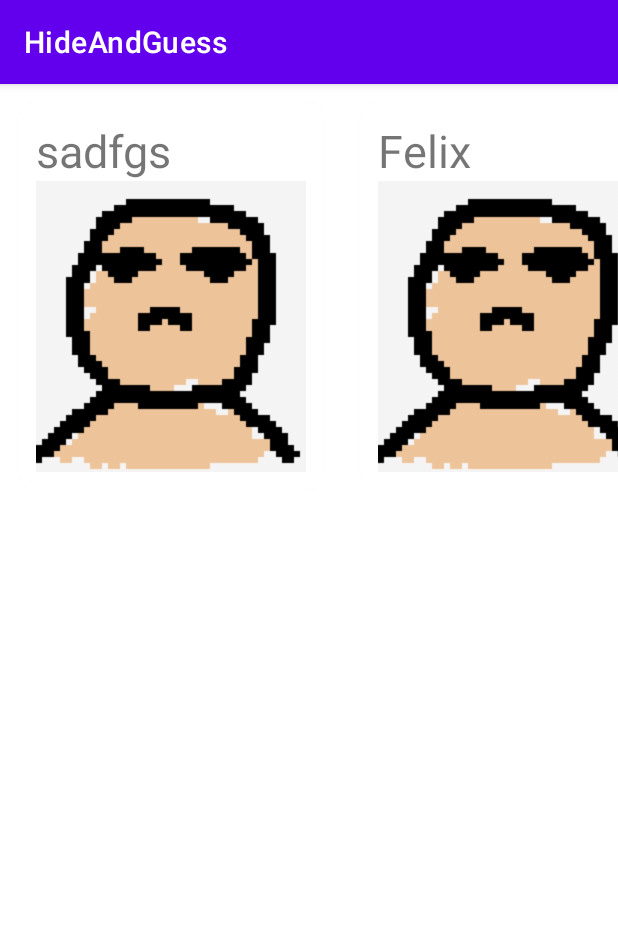
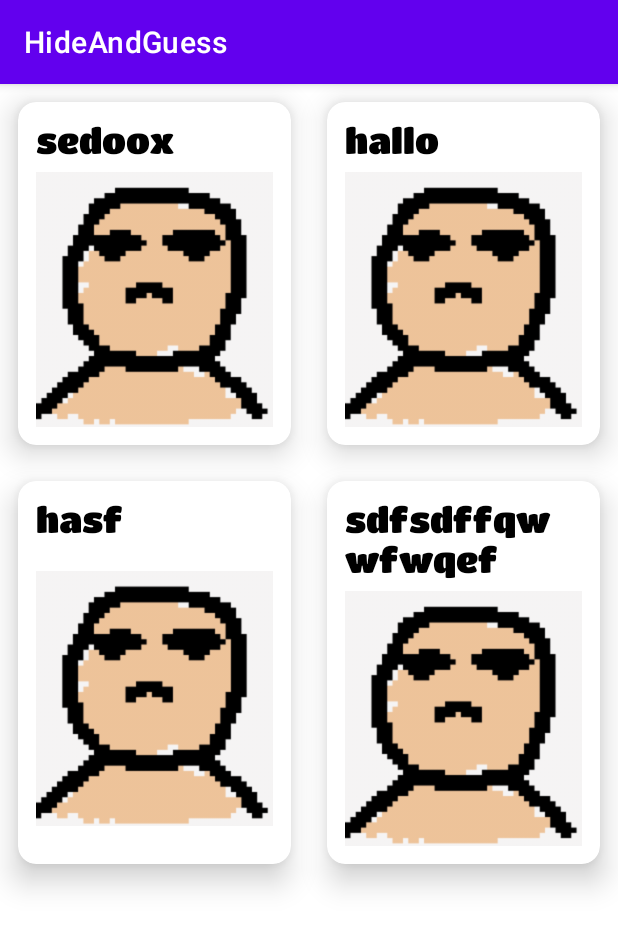
Before and after one commit to DominikDoom/HideAndGuess, an Android app: the fragment LobbyFragment shown on its own in the app's theme, on a phone screen of 412 x 824 dp. Shown: the top 928 px of the screen. Run offline under Robolectric (Android 15) with nearby library versions, the light colour scheme and no system bars; our stand-ins replace data binding; Roboto replaces fonts that are not available here; 2 statements that could not run were skipped.

Commit message:
added recyclerview, adapter and some main functionality

```diff
--- a/app/src/main/java/de/thm/mobiletech/hideandguess/LobbyFragment.kt
+++ b/app/src/main/java/de/thm/mobiletech/hideandguess/LobbyFragment.kt
@@ -1,11 +1,14 @@
 package de.thm.mobiletech.hideandguess
 
+import android.media.Image
 import android.os.Bundle
 import android.view.View
 import android.widget.ImageView
 import android.widget.TextView
+import androidx.recyclerview.widget.GridLayoutManager
 import de.thm.mobiletech.hideandguess.databinding.FragmentLobbyBinding
 import de.thm.mobiletech.hideandguess.util.DataBindingFragment
+import java.util.*
 
 class LobbyFragment : DataBindingFragment<FragmentLobbyBinding>(R.layout.fragment_lobby) {
     override fun setBindingContext() {
@@ -14,16 +17,12 @@ class LobbyFragment : DataBindingFragment<FragmentLobbyBinding>(R.layout.fragmen
 
     override fun onViewCreated(view: View, savedInstanceState: Bundle?) {
         super.onViewCreated(view, savedInstanceState)
-        // addPlayer(yourself)
-    }
-
-    fun addPlayer(user: User) {
-        val grid = binding.gridlayoutPlayers
-        val view = layoutInflater.inflate(R.layout.cardview_user, grid, false)
-        val text = view.findViewById<TextView>(R.id.textViewUser)
-        val image = view.findViewById<ImageView>(R.id.imageViewUser)
-        text.text = user.username
-        image.setImageResource(R.drawable.example_user_image1)
-        grid.addView(view)
+        binding.recyclerViewUser.layoutManager = GridLayoutManager(context, 2)
+        binding.recyclerViewUser.adapter = UserAdapter(
+            listOf(User("sedoox"),
+                User("hallo"),
+                User("hasf"),
+                User("sdfsdffqwwfwqef"))
+        )
     }
 }
--- a/app/src/main/java/de/thm/mobiletech/hideandguess/User.kt
+++ b/app/src/main/java/de/thm/mobiletech/hideandguess/User.kt
@@ -15,5 +15,9 @@ class User {
         this.image = image
     }
 
+    constructor(username: String) {
+        this.username = username
+    }
+
 
 }
--- /dev/null
+++ b/app/src/main/java/de/thm/mobiletech/hideandguess/UserAdapter.kt
@@ -0,0 +1,35 @@
+package de.thm.mobiletech.hideandguess
+
+import android.view.LayoutInflater
+import android.view.View
+import android.view.ViewGroup
+import android.widget.ImageView
+import android.widget.TextView
+import androidx.recyclerview.widget.RecyclerView
+
+class UserAdapter(private val dataSet: List<User>): RecyclerView.Adapter<UserAdapter.ViewHolder>() {
+
+    class ViewHolder(view: View) : RecyclerView.ViewHolder(view) {
+        val textView: TextView
+        val imageView: ImageView
+
+        init {
+            textView = view.findViewById(R.id.textViewUser)
+            imageView = view.findViewById(R.id.imageViewUser)
+        }
+    }
+
+    override fun onCreateViewHolder(parent: ViewGroup, viewType: Int): ViewHolder {
+        val view = LayoutInflater.from(parent.context).inflate(R.layout.cardview_user, parent, false)
+        return ViewHolder(view)
+    }
+
+    override fun onBindViewHolder(holder: ViewHolder, position: Int) {
+        holder.textView.text = dataSet[position].username
+        holder.imageView.setImageResource(R.drawable.example_user_image1)
+    }
+
+    override fun getItemCount() = dataSet.size
+
+
+}
--- a/app/src/main/res/layout/cardview_user.xml
+++ b/app/src/main/res/layout/cardview_user.xml
@@ -3,18 +3,15 @@
     xmlns:android="http://schemas.android.com/apk/res/android"
     xmlns:app="http://schemas.android.com/apk/res-auto"
     android:id="@+id/cardViewUser"
-    android:layout_width="wrap_content"
+    android:layout_width="match_parent"
     android:layout_height="wrap_content"
-    android:layout_columnWeight="0.5"
     android:layout_margin="12dp"
-    android:cardElevation="12dp"
     android:clipToPadding="false"
     app:cardCornerRadius="12dp"
     app:cardElevation="12dp"
     app:cardPreventCornerOverlap="true"
     app:cardUseCompatPadding="false"
-    app:contentPadding="12dp"
-    app:radius="12dp">
+    app:contentPadding="12dp">
 
     <LinearLayout
         android:layout_width="match_parent"
@@ -23,15 +20,18 @@
 
         <TextView
             android:id="@+id/textViewUser"
-            android:layout_width="wrap_content"
+            android:layout_width="match_parent"
             android:layout_height="wrap_content"
             android:text="Felix"
-            android:textSize="30dp" />
+            android:textSize="23dp"
+            android:fontFamily="@font/titanone"
+            android:textColor="@color/black"
+            android:layout_marginBottom="7dp" />
 
         <ImageView
             android:id="@+id/imageViewUser"
             android:layout_width="match_parent"
-            android:layout_height="wrap_content"
+            android:layout_height="match_parent"
             android:layout_gravity="center"
             android:adjustViewBounds="true"
             android:src="@drawable/example_user_image1" />
--- a/app/src/main/res/layout/fragment_lobby.xml
+++ b/app/src/main/res/layout/fragment_lobby.xml
@@ -9,95 +9,12 @@
             type="de.thm.mobiletech.hideandguess.LobbyFragment" />
     </data>
 
-    <ScrollView
+    <androidx.recyclerview.widget.RecyclerView
+        android:id="@+id/recyclerView_user"
         android:layout_width="match_parent"
         android:layout_height="match_parent">
 
-        <GridLayout
-            android:id="@+id/gridlayout_players"
-            android:layout_width="match_parent"
-            android:layout_height="match_parent"
-            android:columnCount="2">
 
-            <com.google.android.material.card.MaterialCardView
-                android:id="@+id/drawBlurFragment"
-                android:layout_width="wrap_content"
-                android:layout_height="wrap_content"
-                android:layout_columnWeight="0"
-                android:layout_margin="12dp"
-                android:cardElevation="12dp"
-                android:clipToPadding="false"
-                app:cardCornerRadius="12dp"
-                app:cardElevation="12dp"
-                app:cardPreventCornerOverlap="true"
-                app:cardUseCompatPadding="false"
-                app:contentPadding="12dp"
-                app:radius="12dp">
+    </androidx.recyclerview.widget.RecyclerView>
 
-                <LinearLayout
-                    android:layout_width="match_parent"
-                    android:layout_height="match_parent"
-                    android:orientation="vertical">
-
-                    <TextView
-                        android:layout_weight="0.5"
-                        android:layout_width="match_parent"
-                        android:layout_height="match_parent"
-                        android:text="sadfgs"
-                        android:textSize="30dp" />
-
-                    <ImageView
-                        android:layout_weight="0.5"
-                        android:layout_width="match_parent"
-                        android:layout_height="match_parent"
-                        android:layout_gravity="center"
-                        android:adjustViewBounds="true"
-                        android:src="@drawable/example_user_image1" />
-                </LinearLayout>
-            </com.google.android.material.card.MaterialCardView>
-
-
-            <com.google.android.material.card.MaterialCardView
-                android:id="@+id/drawBlurFragment2"
-                android:layout_width="wrap_content"
-                android:layout_height="wrap_content"
-                android:layout_columnWeight="0"
-                android:layout_margin="12dp"
-                android:cardElevation="12dp"
-                android:clipToPadding="false"
-                app:cardCornerRadius="12dp"
-                app:cardElevation="12dp"
-                app:cardPreventCornerOverlap="true"
-                app:cardUseCompatPadding="false"
-                app:contentPadding="12dp"
-                app:radius="12dp">
-
-                <LinearLayout
-                    android:layout_width="match_parent"
-                    android:layout_height="match_parent"
-                    android:orientation="vertical">
-
-                    <TextView
-                        android:layout_weight="0.5"
-                        android:layout_width="match_parent"
-                        android:layout_height="match_parent"
-                        android:text="Felix"
-                        android:textSize="30dp" />
-
-                    <ImageView
-                        android:layout_weight="0.5"
-                        android:layout_width="match_parent"
-                        android:layout_height="match_parent"
-                        android:layout_gravity="center"
-                        android:adjustViewBounds="true"
-                        android:src="@drawable/example_user_image1" />
-                </LinearLayout>
-            </com.google.android.material.card.MaterialCardView>
-
-
-        </GridLayout>
-
-
-
-    </ScrollView>
 </layout>
```
Also changed, not shown: app/src/main/res/font/titanone.ttf (added).
